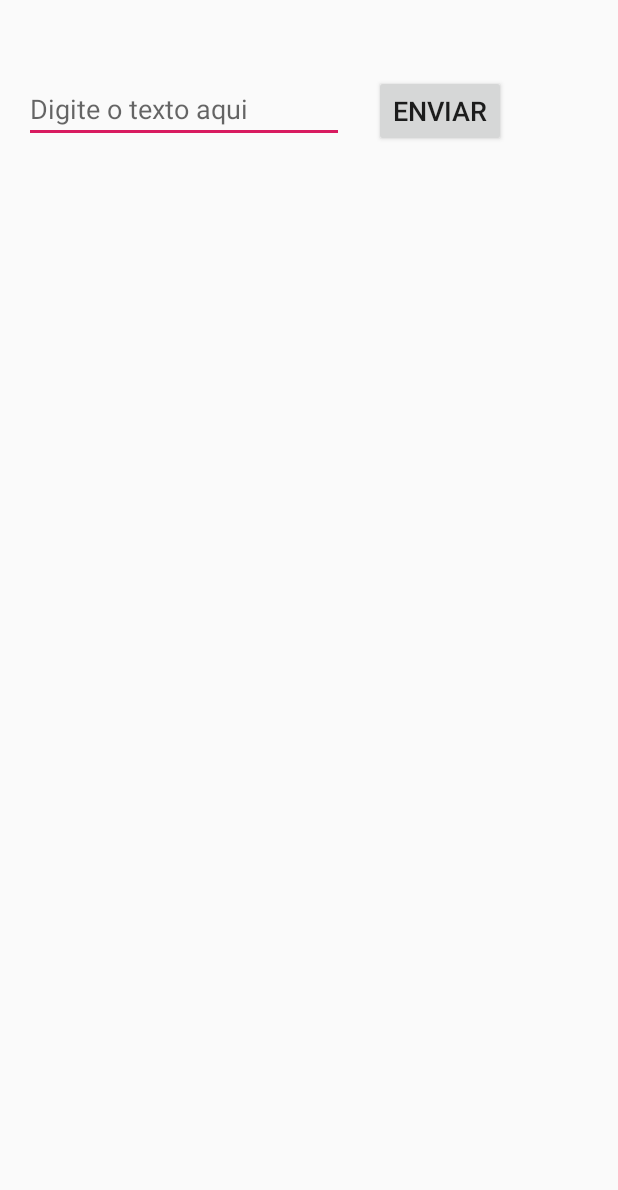
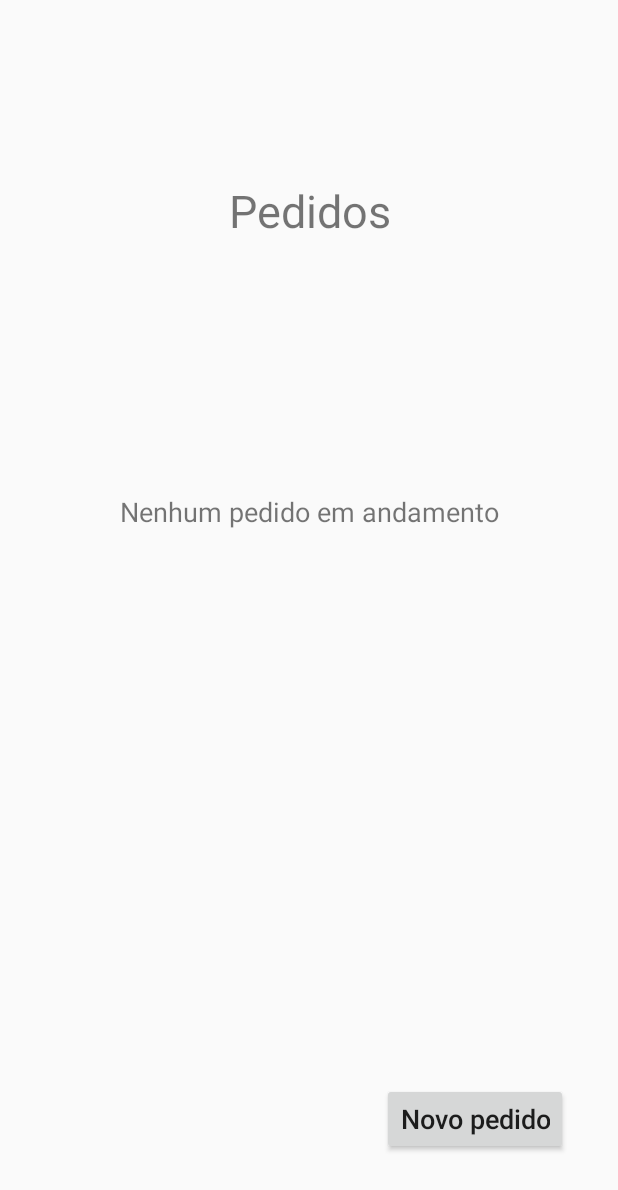
Before and after one commit to pcdateixeira/deliverybagual, an Android app: the screen it shows after launch (MainActivity before the commit, ListaPedidos after it), on a phone screen of 412 x 824 dp. Shown: the top 1190 px of the screen. Run offline under Robolectric (Android 15) with nearby library versions, the phone set to English and light mode, and no system bars.

Commit message:
Adicionada primeira UA, fazendo a segunda

```diff
--- a/app/build.gradle
+++ b/app/build.gradle
@@ -4,7 +4,7 @@ android {
     compileSdkVersion 29
     buildToolsVersion "29.0.2"
     defaultConfig {
-        applicationId "com.example.a2atividades"
+        applicationId "com.example.deliverybagual"
         minSdkVersion 15
         targetSdkVersion 29
         versionCode 1
--- a/app/src/main/AndroidManifest.xml
+++ b/app/src/main/AndroidManifest.xml
@@ -1,6 +1,6 @@
 <?xml version="1.0" encoding="utf-8"?>
 <manifest xmlns:android="http://schemas.android.com/apk/res/android"
-    package="com.example.a2atividades">
+    package="com.example.deliverybagual">
 
     <application
         android:allowBackup="true"
@@ -9,8 +9,8 @@
         android:roundIcon="@mipmap/ic_launcher_round"
         android:supportsRtl="true"
         android:theme="@style/AppTheme">
-        <activity android:name=".Main2Activity"></activity>
-        <activity android:name=".MainActivity">
+        <activity android:name=".AdicionarItem"></activity>
+        <activity android:name=".ListaPedidos">
             <intent-filter>
                 <action android:name="android.intent.action.MAIN" />
 
--- a/app/src/main/java/com/example/a2atividades/MainActivity.java
+++ /dev/null
@@ -1,31 +0,0 @@
-package com.example.a2atividades;
-
-import androidx.appcompat.app.AppCompatActivity;
-
-import android.content.Intent;
-import android.os.Bundle;
-import android.view.View;
-import android.widget.Button;
-import android.widget.EditText;
-
-public class MainActivity extends AppCompatActivity {
-
-    private EditText et1;
-    private Button button1;
-
-    @Override
-    protected void onCreate(Bundle savedInstanceState) {
-        super.onCreate(savedInstanceState);
-        setContentView(R.layout.activity_main);
-
-        et1 = findViewById(R.id.editText1); // ID from component
-        button1 = findViewById(R.id.button1);
-    }
-
-    public void Send(View view)
-    {
-        Intent i = new Intent(this, Main2Activity.class);
-        i.putExtra("data", et1.getText().toString());
-        startActivity(i);
-    }
-}
--- a/app/src/main/java/com/example/a2atividades/Main2Activity.java
+++ b/app/src/main/java/com/example/deliverybagual/AdicionarItem.java
@@ -1,18 +1,18 @@
-package com.example.a2atividades;
+package com.example.deliverybagual;
 
 import androidx.appcompat.app.AppCompatActivity;
 
 import android.os.Bundle;
 import android.widget.TextView;
 
-public class Main2Activity extends AppCompatActivity {
+public class AdicionarItem extends AppCompatActivity {
 
     private TextView tv1;
 
     @Override
     protected void onCreate(Bundle savedInstanceState) {
         super.onCreate(savedInstanceState);
-        setContentView(R.layout.activity_main2);
+        setContentView(R.layout.adicionar_item);
         tv1 = findViewById(R.id.textView1);
         String texto = getIntent().getStringExtra("data");
         tv1.setText(texto);
--- /dev/null
+++ b/app/src/main/java/com/example/deliverybagual/ListaPedidos.java
@@ -0,0 +1,31 @@
+package com.example.deliverybagual;
+
+import androidx.appcompat.app.AppCompatActivity;
+
+import android.content.Intent;
+import android.os.Bundle;
+import android.view.View;
+import android.widget.Button;
+import android.widget.TextView;
+
+public class ListaPedidos extends AppCompatActivity {
+
+    private TextView tituloPedido;
+    private Button botaoNovoPedido;
+
+    @Override
+    protected void onCreate(Bundle savedInstanceState) {
+        super.onCreate(savedInstanceState);
+        setContentView(R.layout.lista_pedidos);
+
+        tituloPedido = findViewById(R.id.tituloPedidos); // ID from component
+        botaoNovoPedido = findViewById(R.id.botaoNovoPedido);
+    }
+
+    public void Send(View view)
+    {
+        Intent i = new Intent(this, AdicionarItem.class);
+        i.putExtra("data", tituloPedido.getText().toString());
+        startActivity(i);
+    }
+}
--- a/app/src/main/res/layout/activity_main.xml
+++ b/app/src/main/res/layout/adicionar_item.xml
@@ -4,33 +4,17 @@
     xmlns:tools="http://schemas.android.com/tools"
     android:layout_width="match_parent"
     android:layout_height="match_parent"
-    tools:context=".MainActivity">
+    tools:context=".AdicionarItem">
 
-    <EditText
-        android:id="@+id/editText1"
+    <TextView
+        android:id="@+id/textView1"
         android:layout_width="wrap_content"
         android:layout_height="wrap_content"
         android:layout_marginStart="16dp"
         android:layout_marginLeft="16dp"
         android:layout_marginTop="50dp"
-        android:ems="10"
-        android:hint="@string/edittext1"
-        android:inputType="textPersonName"
+        android:text="TextView"
         android:textSize="18sp"
         app:layout_constraintStart_toStartOf="parent"
         app:layout_constraintTop_toTopOf="parent" />
-
-    <Button
-        android:id="@+id/button1"
-        android:layout_width="wrap_content"
-        android:layout_height="wrap_content"
-        android:layout_marginStart="20dp"
-        android:layout_marginLeft="20dp"
-        android:layout_marginTop="50dp"
-        android:text="@string/button1"
-        android:onClick="Send"
-        android:textSize="18sp"
-        app:layout_constraintStart_toEndOf="@+id/editText1"
-        app:layout_constraintTop_toTopOf="parent" />
-
 </androidx.constraintlayout.widget.ConstraintLayout>
--- /dev/null
+++ b/app/src/main/res/layout/lista_pedidos.xml
@@ -0,0 +1,53 @@
+<?xml version="1.0" encoding="utf-8"?>
+<androidx.constraintlayout.widget.ConstraintLayout xmlns:android="http://schemas.android.com/apk/res/android"
+    xmlns:app="http://schemas.android.com/apk/res-auto"
+    xmlns:tools="http://schemas.android.com/tools"
+    android:layout_width="match_parent"
+    android:layout_height="match_parent"
+    tools:context=".ListaPedidos">
+
+    <Button
+        android:id="@+id/botaoNovoPedido"
+        android:layout_width="wrap_content"
+        android:layout_height="wrap_content"
+        android:layout_marginEnd="33dp"
+        android:layout_marginRight="33dp"
+        android:layout_marginBottom="54dp"
+        android:onClick="Send"
+        android:text="@string/novopedido"
+        android:textSize="18sp"
+        app:layout_constraintBottom_toBottomOf="parent"
+        app:layout_constraintEnd_toEndOf="parent" />
+
+    <TextView
+        android:id="@+id/tituloPedidos"
+        android:layout_width="wrap_content"
+        android:layout_height="wrap_content"
+        android:layout_marginStart="151dp"
+        android:layout_marginLeft="151dp"
+        android:layout_marginTop="120dp"
+        android:layout_marginEnd="151dp"
+        android:layout_marginRight="151dp"
+        android:gravity="center_horizontal"
+        android:text="@string/pedidos"
+        android:textSize="30sp"
+        app:layout_constraintEnd_toEndOf="parent"
+        app:layout_constraintStart_toStartOf="parent"
+        app:layout_constraintTop_toTopOf="parent" />
+
+    <TextView
+        android:id="@+id/nenhumPedido"
+        android:layout_width="wrap_content"
+        android:layout_height="wrap_content"
+        android:layout_marginStart="105dp"
+        android:layout_marginLeft="105dp"
+        android:layout_marginTop="168dp"
+        android:layout_marginEnd="105dp"
+        android:layout_marginRight="105dp"
+        android:text="@string/listavazia"
+        android:textSize="18sp"
+        app:layout_constraintEnd_toEndOf="parent"
+        app:layout_constraintStart_toStartOf="parent"
+        app:layout_constraintTop_toBottomOf="@+id/tituloPedidos" />
+
+</androidx.constraintlayout.widget.ConstraintLayout>
--- a/app/src/main/res/values/strings.xml
+++ b/app/src/main/res/values/strings.xml
@@ -1,5 +1,6 @@
 <resources>
-    <string name="app_name">2 Atividades</string>
-    <string name="edittext1">Digite o texto aqui</string>
-    <string name="button1">Enviar</string>
+    <string name="app_name">Delivery Bagual</string>
+    <string name="pedidos">Pedidos</string>
+    <string name="listavazia">Nenhum pedido em andamento</string>
+    <string name="novopedido">Novo pedido</string>
 </resources>
--- a/app/src/main/res/values/styles.xml
+++ b/app/src/main/res/values/styles.xml
@@ -6,6 +6,7 @@
         <item name="colorPrimary">@color/colorPrimary</item>
         <item name="colorPrimaryDark">@color/colorPrimaryDark</item>
         <item name="colorAccent">@color/colorAccent</item>
+        <item name="android:textAllCaps">false</item>
     </style>
 
 </resources>
--- a/settings.gradle
+++ b/settings.gradle
@@ -1,2 +1,2 @@
 include ':app'
-rootProject.name='2 Atividades'
+rootProject.name='Delivery Bagual'
```
Also changed, not shown: app/src/main/res/layout/activity_main2.xml (deleted, +0 -20 lines), 4 other files.
